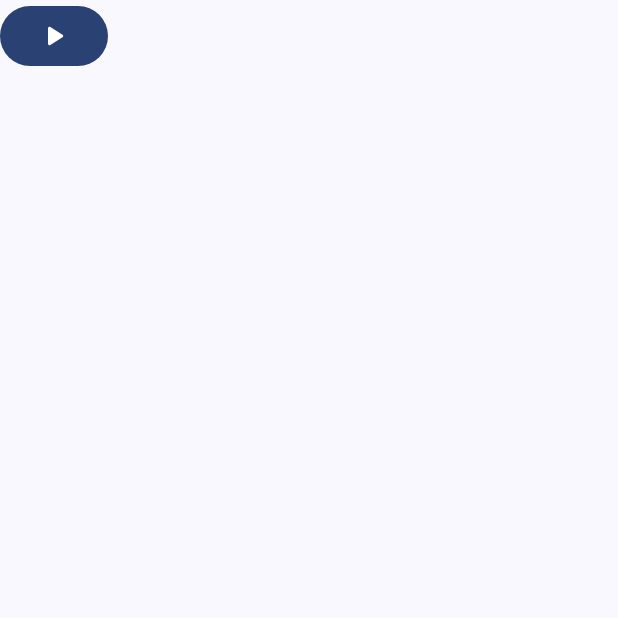
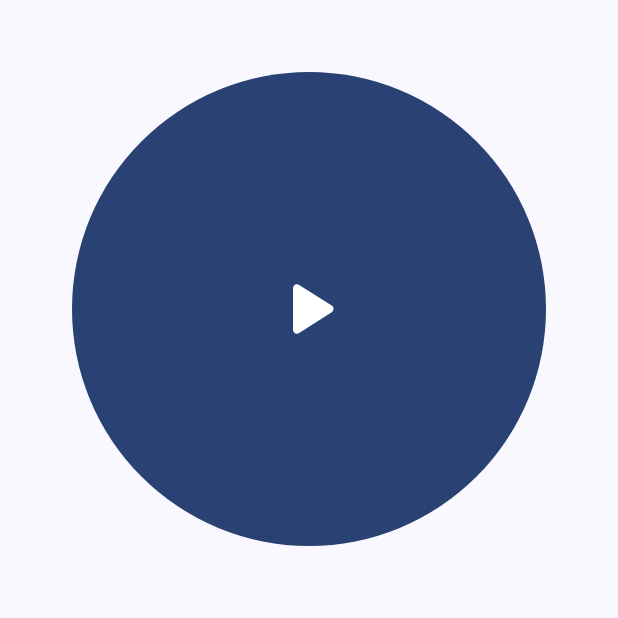
Before and after one commit to kevinvanleer/serenity, an Android app built with Jetpack Compose: the composable PlayPauseButton shown on its own in the app's theme, on a phone screen of 412 x 824 dp, the top half of it. Run offline under Robolectric (Android 15) with nearby library versions, the phone set to English and light mode, and no system bars.

Commit message:
Circular button

```diff
--- a/app/src/main/java/com/example/roaringforksleepsounds/MainActivity.kt
+++ b/app/src/main/java/com/example/roaringforksleepsounds/MainActivity.kt
@@ -6,7 +6,12 @@ import android.os.PowerManager
 import android.util.Log
 import androidx.activity.ComponentActivity
 import androidx.activity.compose.setContent
+import androidx.compose.foundation.layout.aspectRatio
 import androidx.compose.foundation.layout.fillMaxSize
+import androidx.compose.foundation.layout.height
+import androidx.compose.foundation.layout.padding
+import androidx.compose.foundation.layout.waterfallPadding
+import androidx.compose.foundation.layout.width
 import androidx.compose.material.icons.rounded.Pause
 import androidx.compose.material.icons.rounded.PlayArrow
 import androidx.compose.material3.Button
@@ -19,6 +24,7 @@ import androidx.compose.ui.Modifier
 import androidx.compose.ui.tooling.preview.Preview
 import androidx.compose.ui.tooling.preview.PreviewParameter
 import androidx.compose.ui.tooling.preview.PreviewParameterProvider
+import androidx.compose.ui.unit.Dp
 import com.example.roaringforksleepsounds.ui.theme.RoaringForkSleepSoundsTheme
 
 class MainActivity : ComponentActivity() {
@@ -85,15 +91,17 @@ fun Greeting(modifier: Modifier = Modifier) {
 
 @Composable
 fun PlayPauseButton( onClick: () -> Unit = {}, isPlaying: Boolean) {
-    Button(onClick = onClick) {
+    Button(onClick = onClick, modifier = Modifier.padding(Dp(48f)).aspectRatio(1f,false)) {
         when(isPlaying) {
             false -> Icon(
                 androidx.compose.material.icons.Icons.Rounded.PlayArrow,
-                contentDescription = "Start playing sound"
+                contentDescription = "Start playing sound",
+                modifier = Modifier.width(Dp(64f)).height(Dp(64f))
             )
             else -> Icon(
                 androidx.compose.material.icons.Icons.Rounded.Pause,
-                contentDescription = "Pause sound"
+                contentDescription = "Pause sound",
+                modifier = Modifier.width(Dp(64f)).height(Dp(64f))
             )
         }
     }
```
